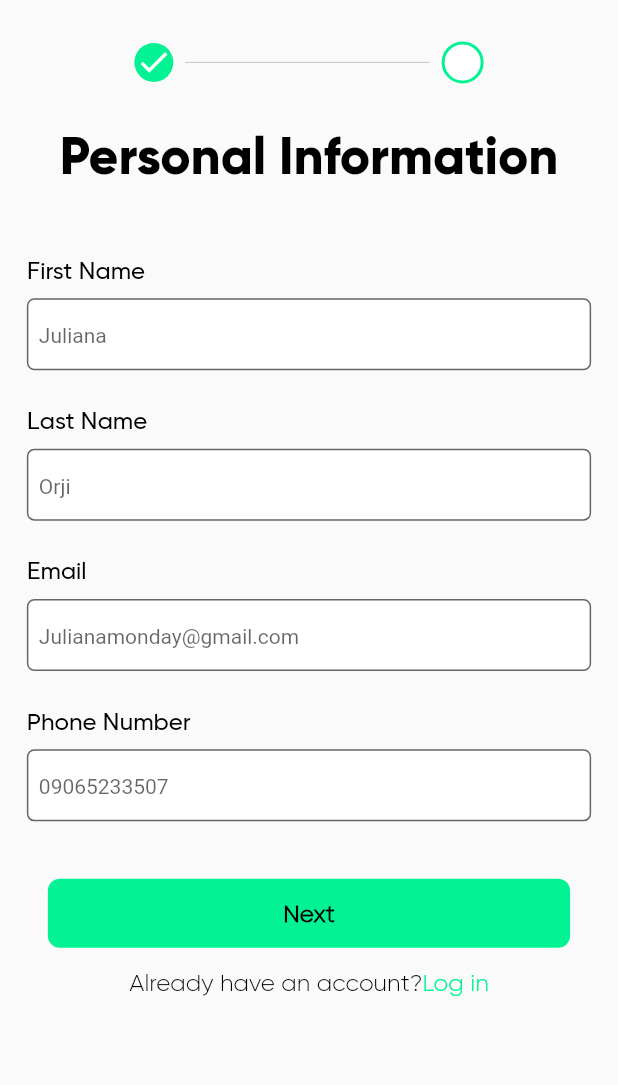
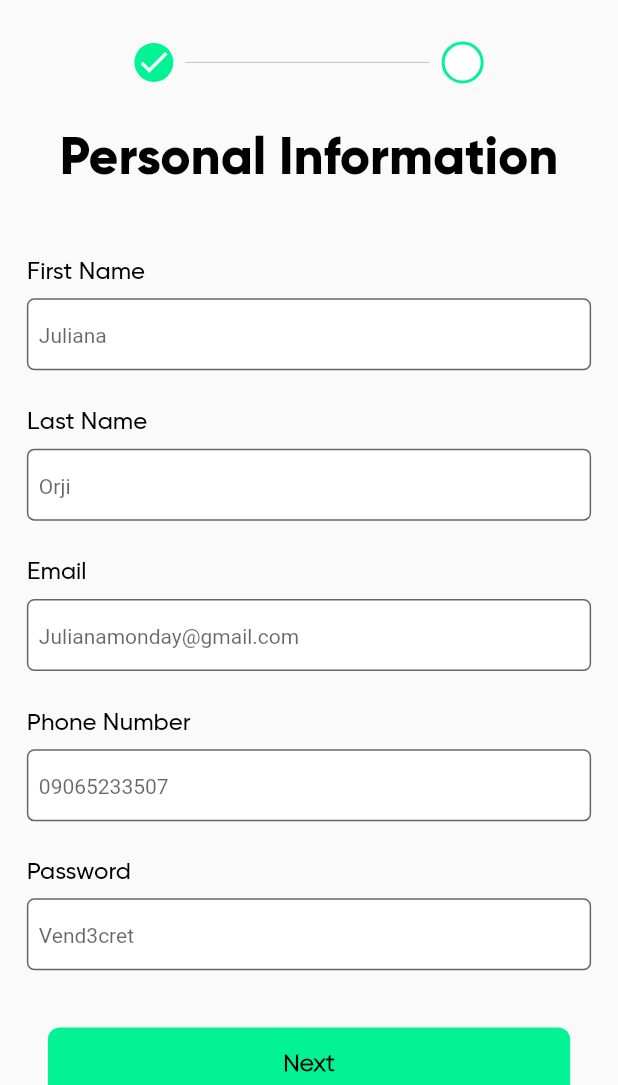
Before and after one commit to ConvexityTeam/chats-beneficiary, a Flutter app: the SignUpView screen opened by its route, on a phone screen of 412 x 824 dp, the part 151-1236 px from its top. Run offline on Flutter 3.47's test engine with Material 2 defaults, Android fonts, the phone set to English and light mode, and no system bars; our stand-ins replace carousel_slider, date_format, fl_chart, font_awesome_flutter, get_it, image_picker and 1 more; missing offline and left inert: flutter_barcode_scanner; accounts and stored records are empty; generated files the repository leaves out were written again.

```diff
--- a/lib/main.dart
+++ b/lib/main.dart
@@ -23,8 +23,8 @@ class MyApp extends StatelessWidget {
       theme: ThemeData(
         scaffoldBackgroundColor: Colors.white,
       ),
-      // initialRoute: 'onboard',
-      home: HomeView(),
+      initialRoute: 'onboard',
+      home: MajorSplashScreen(),
     );
   }
 }
--- a/lib/screens/auth/sign-up.dart
+++ b/lib/screens/auth/sign-up.dart
@@ -172,6 +172,21 @@ class _SignUpViewState extends State<SignUpView> {
               if (val.isEmpty) return 'Cannot be empty';
             },
             hintText: '09065233507',
+          ),
+          CustomTextField(
+            controller: phoneController,
+            onSaved: (val) {
+              userModel.phone = val;
+            },
+            label: CustomText(
+              text: 'Password',
+              fontSize: 16,
+              fontFamily: 'Gilroy-Medium',
+            ),
+            validateFn: (val) {
+              if (val.isEmpty) return 'Cannot be empty';
+            },
+            hintText: 'Vend3cret',
           ),
           CustomButton(
               children: [
```
Also changed, not shown: lib/api/authentication_service.dart (renamed from lib/services/authentication_service.dart, +10 -2 lines), lib/screens/Home/view_models/sign_upVM.dart (+10 -5 lines).
